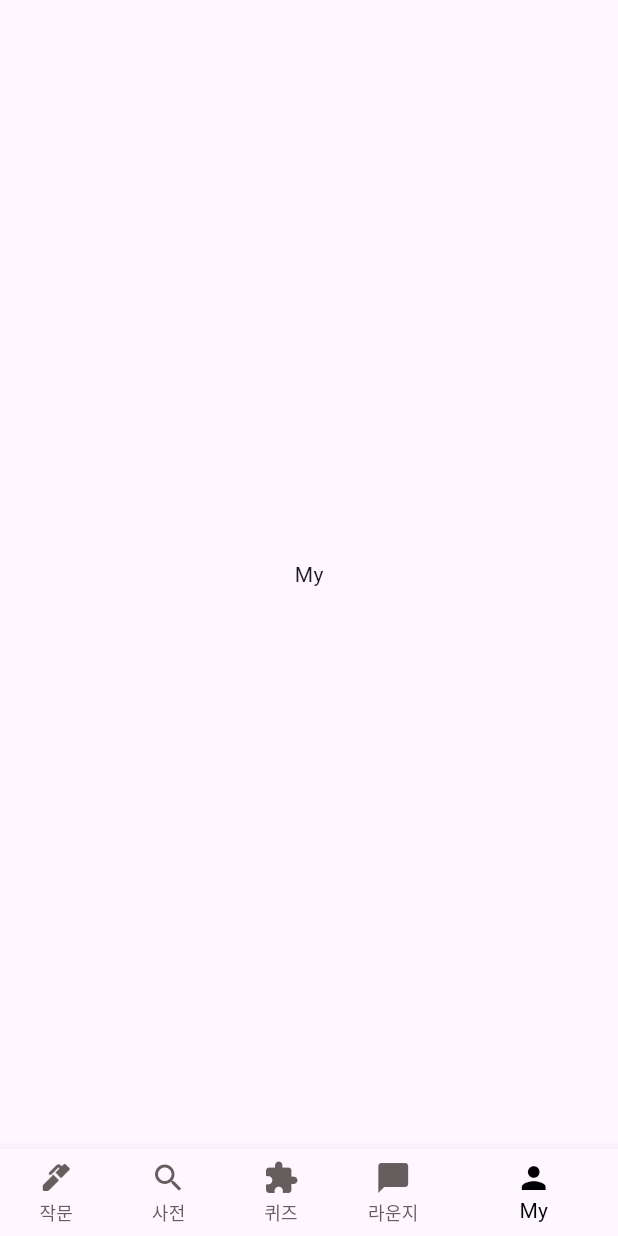
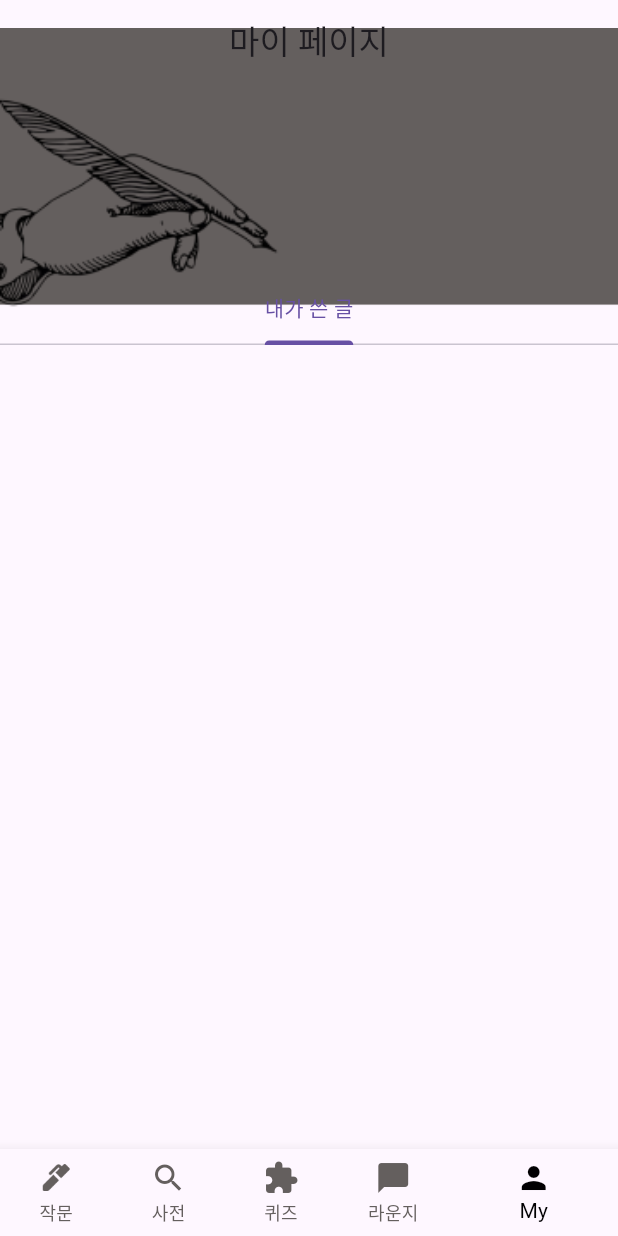
Before and after one commit to Writing-Flow/Flutter, a Flutter app: the screen it shows after launch, item 5 of the bottom bar chosen, on a phone screen of 412 x 824 dp. Run offline on Flutter 3.47's test engine with Material 3 defaults, Android fonts, the phone set to English and light mode, and no system bars; our stand-ins replace get, sqflite; accounts and stored records are empty.

Commit message:
feat: 마이페이지 UI/글삭제 기능 추가

```diff
--- a/lib/src/screens/home/home.dart
+++ b/lib/src/screens/home/home.dart
@@ -2,6 +2,7 @@
 import 'package:flutter/material.dart';
 import 'package:geulnarae/src/color/app_colors.dart';
 import 'package:geulnarae/src/screens/home/dictionary/dictionary_search.dart';
+import 'package:geulnarae/src/screens/home/my/my_page.dart';
 
 import 'writing/writing_intro.dart';
 
@@ -18,7 +19,7 @@ final List<Widget> myTabItems = [
   DictionarySearch(),
   Center(child: Text('퀴즈')),
   Center(child: Text('라운지')),
-  Center(child: Text('My')),
+  MyPage()
 ];
 
 class Home extends StatefulWidget {
--- /dev/null
+++ b/lib/src/screens/home/my/my_page.dart
@@ -0,0 +1,43 @@
+import 'package:flutter/material.dart';
+import 'package:geulnarae/src/screens/home/my/my_writing_tap.dart';
+
+final List<Tab> myTabs = <Tab>[
+  const Tab(text: '내가 쓴 글'),
+];
+final List<Widget> myTabItems = [
+  MyWritingTap(),
+];
+
+class MyPage extends StatelessWidget {
+  const MyPage({super.key});
+
+  @override
+  Widget build(BuildContext context) {
+    return DefaultTabController(
+      length: myTabs.length,
+      child: Scaffold(
+        body: CustomScrollView(
+          slivers: <Widget>[
+            SliverAppBar(
+              title: Center(child: Text('마이 페이지')),
+              expandedHeight: 230.0,
+              floating: false,
+              pinned: true,
+              flexibleSpace: FlexibleSpaceBar(
+                background: Image.asset('asset/images/my/my_app_bar.png', fit: BoxFit.fitWidth,)
+              ),
+              bottom: TabBar(
+                tabs: myTabs,
+              ),
+            ),
+            SliverFillRemaining(
+              child: TabBarView(
+                children: myTabItems,
+              ),
+            ),
+          ],
+        ),
+      ),
+    );
+  }
+}
--- /dev/null
+++ b/lib/src/screens/home/my/my_writing_tap.dart
@@ -0,0 +1,37 @@
+import 'package:flutter/material.dart';
+import 'package:get/get.dart';
+import 'package:geulnarae/src/controllers/my_page_controller.dart';
+import 'package:geulnarae/src/screens/home/my/my_writing_list_view_item.dart';
+
+class MyWritingTap extends StatefulWidget {
+  const MyWritingTap({super.key});
+
+  @override
+  State<MyWritingTap> createState() => _MyWritingTapState();
+}
+
+class _MyWritingTapState extends State<MyWritingTap> {
+  final myPageController = Get.put(MyPageController());
+
+  @override
+  Widget build(BuildContext context) {
+    return Padding(
+      padding: const EdgeInsets.all(14.0),
+      child: Column(
+        children: [
+          Expanded(
+            child: Obx(() =>
+                ListView.builder(
+                    scrollDirection: Axis.vertical,
+                    itemCount: myPageController.myWritingList.length,
+                    itemBuilder: (context, index) {
+                      return MyWritingListViewItem(myPageController.myWritingList[index]);
+                    }
+                ),
+            ),
+          ),
+        ],
+      ),
+    );
+  }
+}
--- a/lib/src/screens/home/writing/do_writing.dart
+++ b/lib/src/screens/home/writing/do_writing.dart
@@ -2,6 +2,7 @@ import 'package:flutter/material.dart';
 import 'package:get/get.dart';
 import 'package:geulnarae/src/color/app_colors.dart';
 import 'package:geulnarae/src/sqlite_db/writing_db.dart';
+import '../../../controllers/my_page_controller.dart';
 import '../../../controllers/writing_controller.dart';
 import 'writing_more_bottom.dart';
 
@@ -15,6 +16,7 @@ class DoWriting extends StatefulWidget {
 class _DoWritingState extends State<DoWriting> {
   // 컨트롤러 가져오기
   final WritingController _controller = Get.put(WritingController());
+  final myPageController = Get.put(MyPageController());   // 마이 페이지 동기화를 위해
 
   @override
   Widget build(BuildContext context) {
@@ -28,6 +30,10 @@ class _DoWritingState extends State<DoWriting> {
             IconButton(onPressed: (){
               WritingDb.insertWriting(_controller.titleTextController.text, _controller.mainTextController.text);
               _controller.isWriting.value = true;
+              myPageController.myWritingListSyn();
+
+              _controller.titleTextController.clear();  // 저장된 text 삭제
+              _controller.mainTextController.clear();
               Get.back();
             }, icon: Icon(Icons.save_alt_rounded)),
 
--- a/lib/src/sqlite_db/writing_db.dart
+++ b/lib/src/sqlite_db/writing_db.dart
@@ -10,4 +10,9 @@ class WritingDb{
     var db = await DatabaseHelper().database;
     await db.execute('INSERT INTO writings(title, main) VALUES(?, ?)', [title, main]);
   }
+
+  static Future<void> deleteWriting(int id) async{
+    var db = await DatabaseHelper().database;
+    await db.execute('delete from writings where id = ?', [id]);
+  }
 }
--- a/pubspec.yaml
+++ b/pubspec.yaml
@@ -28,3 +28,4 @@ flutter:
   assets:
     - asset/images/intro/intro_logo.png
     - asset/images/navigation_bar/ink_pen.png
+    - asset/images/my/my_app_bar.png
```
Also changed, not shown: lib/src/controllers/my_page_controller.dart (added, +31 -0 lines), lib/src/screens/home/my/my_writing_list_view_item.dart (added, +53 -0 lines), asset/images/my/my_app_bar.png (added).
